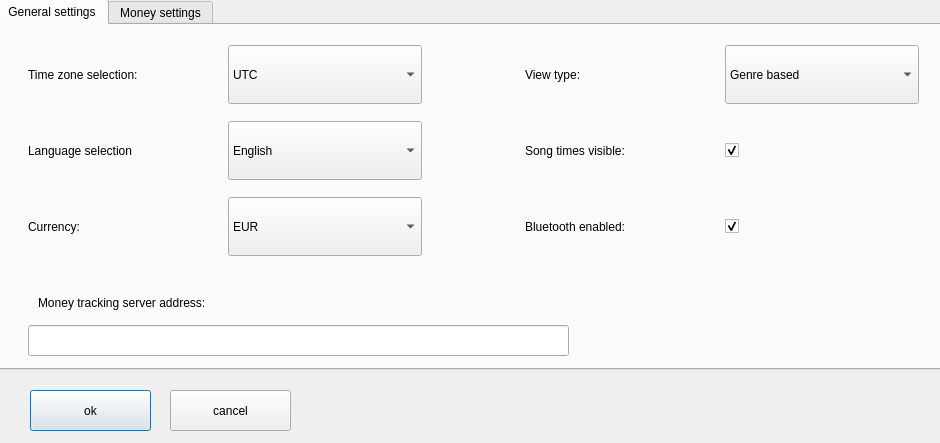
Qt form blue-app/ui/Settings.ui (matus-u/sz-bluetooth) before a commit.
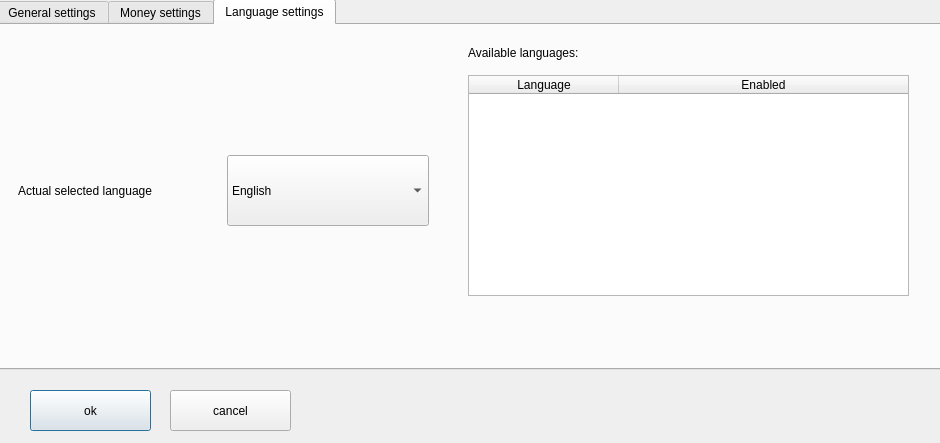
The same form after that commit.

Commit message: implement language changes (todo available languages)

The edit to the form file:
```diff
--- a/blue-app/ui/Settings.ui
+++ b/blue-app/ui/Settings.ui
@@ -49,7 +49,7 @@
     </rect>
    </property>
    <property name="currentIndex">
-    <number>0</number>
+    <number>2</number>
    </property>
    <widget class="QWidget" name="tab">
     <attribute name="title">
@@ -98,51 +98,6 @@
         </property>
        </widget>
       </item>
-      <item row="2" column="1">
-       <widget class="QComboBox" name="languageCombobox">
-        <property name="sizePolicy">
-         <sizepolicy hsizetype="Preferred" vsizetype="Minimum">
-          <horstretch>0</horstretch>
-          <verstretch>0</verstretch>
-         </sizepolicy>
-        </property>
-        <item>
-         <property name="text">
-          <string>English</string>
-         </property>
-        </item>
-        <item>
-         <property name="text">
-          <string>Hungarian</string>
-         </property>
-        </item>
-        <item>
-         <property name="text">
-          <string>Slovak</string>
-         </property>
-        </item>
-       </widget>
-      </item>
-      <item row="4" column="1">
-       <widget class="QComboBox" name="currencyCombobox">
-        <property name="sizePolicy">
-         <sizepolicy hsizetype="Preferred" vsizetype="Minimum">
-          <horstretch>0</horstretch>
-          <verstretch>0</verstretch>
-         </sizepolicy>
-        </property>
-        <item>
-         <property name="text">
-          <string>EUR</string>
-         </property>
-        </item>
-        <item>
-         <property name="text">
-          <string>HUF</string>
-         </property>
-        </item>
-       </widget>
-      </item>
       <item row="2" column="3">
        <widget class="QLabel" name="label_13">
         <property name="text">
@@ -200,13 +155,6 @@
         </item>
        </widget>
       </item>
-      <item row="4" column="0">
-       <widget class="QLabel" name="label">
-        <property name="text">
-         <string>Currency:</string>
-        </property>
-       </widget>
-      </item>
       <item row="3" column="1">
        <spacer name="verticalSpacer_2">
         <property name="orientation">
@@ -256,13 +204,6 @@
         </property>
        </widget>
       </item>
-      <item row="2" column="0">
-       <widget class="QLabel" name="languageSelectionLabel">
-        <property name="text">
-         <string>Language selection</string>
-        </property>
-       </widget>
-      </item>
       <item row="0" column="0">
        <widget class="QLabel" name="timeZoneLabel">
         <property name="text">
@@ -283,6 +224,33 @@
         </property>
        </spacer>
       </item>
+      <item row="2" column="1">
+       <widget class="QComboBox" name="currencyCombobox">
+        <property name="sizePolicy">
+         <sizepolicy hsizetype="Preferred" vsizetype="Minimum">
+          <horstretch>0</horstretch>
+          <verstretch>0</verstretch>
+         </sizepolicy>
+        </property>
+        <item>
+         <property name="text">
+          <string>EUR</string>
+         </property>
+        </item>
+        <item>
+         <property name="text">
+          <string>HUF</string>
+         </property>
+        </item>
+       </widget>
+      </item>
+      <item row="2" column="0">
+       <widget class="QLabel" name="label">
+        <property name="text">
+         <string>Currency:</string>
+        </property>
+       </widget>
+      </item>
      </layout>
     </widget>
     <widget class="QLabel" name="label_2">
@@ -528,6 +496,106 @@
      </layout>
     </widget>
    </widget>
+   <widget class="QWidget" name="tab_3">
+    <attribute name="title">
+     <string>Language settings</string>
+    </attribute>
+    <widget class="QTableWidget" name="availableLanguagesWidget">
+     <property name="geometry">
+      <rect>
+       <x>470</x>
+       <y>50</y>
+       <width>441</width>
+       <height>221</height>
+      </rect>
+     </property>
+     <property name="columnCount">
+      <number>2</number>
+     </property>
+     <attribute name="horizontalHeaderCascadingSectionResizes">
+      <bool>true</bool>
+     </attribute>
+     <attribute name="horizontalHeaderDefaultSectionSize">
+      <number>150</number>
+     </attribute>
+     <attribute name="horizontalHeaderStretchLastSection">
+      <bool>true</bool>
+     </attribute>
+     <attribute name="verticalHeaderDefaultSectionSize">
+      <number>30</number>
+     </attribute>
+     <attribute name="verticalHeaderMinimumSectionSize">
+      <number>19</number>
+     </attribute>
+     <column>
+      <property name="text">
+       <string>Language</string>
+      </property>
+     </column>
+     <column>
+      <property name="text">
+       <string>Enabled</string>
+      </property>
+     </column>
+    </widget>
+    <widget class="QLabel" name="label_16">
+     <property name="geometry">
+      <rect>
+       <x>470</x>
+       <y>20</y>
+       <width>231</width>
+       <height>16</height>
+      </rect>
+     </property>
+     <property name="text">
+      <string>Available languages:</string>
+     </property>
+    </widget>
+    <widget class="QWidget" name="">
+     <property name="geometry">
+      <rect>
+       <x>20</x>
+       <y>130</y>
+       <width>411</width>
+       <height>71</height>
+      </rect>
+     </property>
+     <layout class="QHBoxLayout" name="horizontalLayout">
+      <item>
+       <widget class="QLabel" name="languageSelectionLabel">
+        <property name="text">
+         <string>Actual selected language</string>
+        </property>
+       </widget>
+      </item>
+      <item>
+       <widget class="QComboBox" name="languageCombobox">
+        <property name="sizePolicy">
+         <sizepolicy hsizetype="Preferred" vsizetype="Minimum">
+          <horstretch>0</horstretch>
+          <verstretch>0</verstretch>
+         </sizepolicy>
+        </property>
+        <item>
+         <property name="text">
+          <string>English</string>
+         </property>
+        </item>
+        <item>
+         <property name="text">
+          <string>Hungarian</string>
+         </property>
+        </item>
+        <item>
+         <property name="text">
+          <string>Slovak</string>
+         </property>
+        </item>
+       </widget>
+      </item>
+     </layout>
+    </widget>
+   </widget>
   </widget>
  </widget>
  <resources/>
```
The commit also changes 9 other files.
